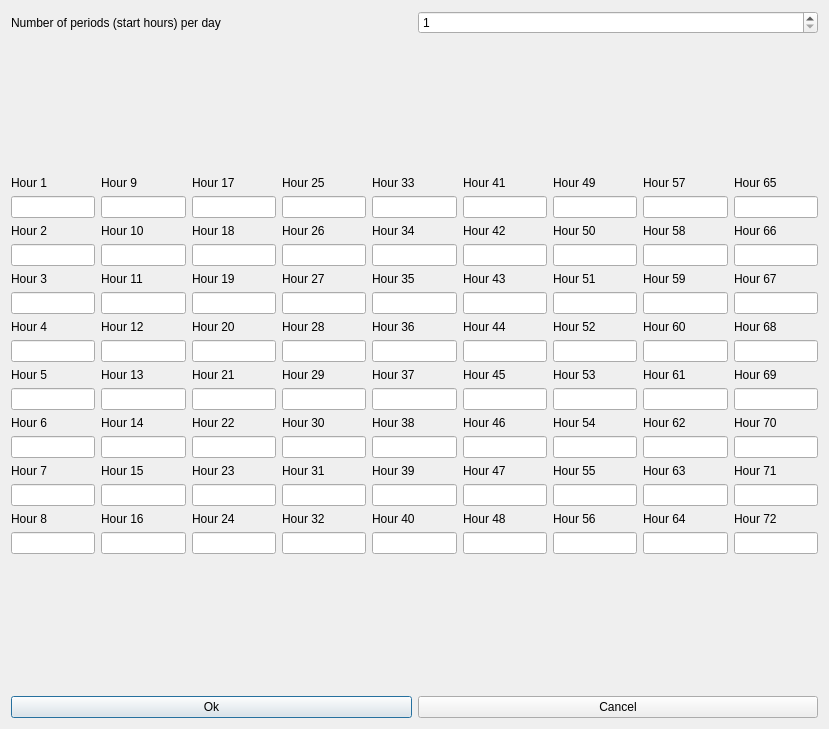
This is fet/src/interface/hoursform_template.ui in vonmecheln/fet as Qt 5 draws it before an edit. The edited form follows.
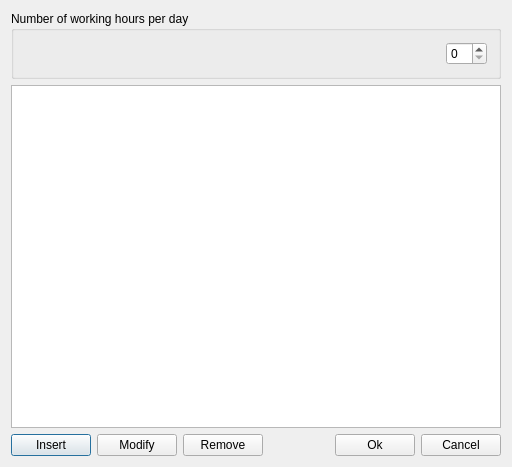
This is the edited form.

What changed in the file:
```diff
--- a/fet/src/interface/hoursform_template.ui
+++ b/fet/src/interface/hoursform_template.ui
@@ -6,8 +6,8 @@
    <rect>
     <x>0</x>
     <y>0</y>
-    <width>829</width>
-    <height>729</height>
+    <width>512</width>
+    <height>467</height>
    </rect>
   </property>
   <property name="windowTitle">
@@ -15,1000 +15,69 @@
   </property>
   <layout class="QGridLayout" name="gridLayout_2">
    <item row="0" column="0">
-    <layout class="QHBoxLayout" name="horizontalLayout">
-     <item>
-      <widget class="QLabel" name="hoursTextLabel">
-       <property name="text">
-        <string>Number of periods (start hours) per day</string>
-       </property>
-       <property name="wordWrap">
-        <bool>false</bool>
-       </property>
-      </widget>
-     </item>
-     <item>
-      <widget class="QSpinBox" name="hoursSpinBox">
-       <property name="minimum">
-        <number>1</number>
-       </property>
-       <property name="maximum">
-        <number>100</number>
-       </property>
-       <property name="value">
-        <number>1</number>
-       </property>
-      </widget>
-     </item>
-    </layout>
+    <widget class="QGroupBox" name="numberGroupBox">
+     <property name="title">
+      <string>Number of working hours per day</string>
+     </property>
+     <layout class="QGridLayout" name="gridLayout">
+      <item row="0" column="0">
+       <spacer name="horizontalSpacer_2">
+        <property name="orientation">
+         <enum>Qt::Horizontal</enum>
+        </property>
+        <property name="sizeHint" stdset="0">
+         <size>
+          <width>364</width>
+          <height>20</height>
+         </size>
+        </property>
+       </spacer>
+      </item>
+      <item row="0" column="1">
+       <widget class="QSpinBox" name="nHoursSpinBox"/>
+      </item>
+     </layout>
+    </widget>
    </item>
    <item row="1" column="0">
-    <spacer name="verticalSpacer">
-     <property name="orientation">
-      <enum>Qt::Vertical</enum>
-     </property>
-     <property name="sizeHint" stdset="0">
-      <size>
-       <width>20</width>
-       <height>61</height>
-      </size>
-     </property>
-    </spacer>
+    <widget class="QListWidget" name="hoursListWidget"/>
    </item>
    <item row="2" column="0">
-    <layout class="QGridLayout" name="gridLayout">
-     <item row="0" column="0">
-      <widget class="QLabel" name="hour1TextLabel">
+    <layout class="QHBoxLayout" name="horizontalLayout">
+     <item>
+      <widget class="QPushButton" name="insertHourPushButton">
        <property name="text">
-        <string>Hour 1</string>
+        <string>Insert</string>
        </property>
-       <property name="wordWrap">
-        <bool>false</bool>
-       </property>
       </widget>
      </item>
-     <item row="0" column="1">
-      <widget class="QLabel" name="hour9TextLabel">
+     <item>
+      <widget class="QPushButton" name="modifyHourPushButton">
        <property name="text">
-        <string>Hour 9</string>
+        <string>Modify</string>
        </property>
-       <property name="wordWrap">
-        <bool>false</bool>
-       </property>
       </widget>
      </item>
-     <item row="0" column="2">
-      <widget class="QLabel" name="hour17TextLabel">
+     <item>
+      <widget class="QPushButton" name="removeHourPushButton">
        <property name="text">
-        <string>Hour 17</string>
+        <string>Remove</string>
        </property>
-       <property name="wordWrap">
-        <bool>false</bool>
-       </property>
       </widget>
      </item>
-     <item row="0" column="3">
-      <widget class="QLabel" name="hour25TextLabel">
-       <property name="text">
-        <string>Hour 25</string>
+     <item>
+      <spacer name="horizontalSpacer">
+       <property name="orientation">
+        <enum>Qt::Horizontal</enum>
        </property>
-       <property name="wordWrap">
-        <bool>false</bool>
+       <property name="sizeHint" stdset="0">
+        <size>
+         <width>38</width>
+         <height>20</height>
+        </size>
        </property>
-      </widget>
+      </spacer>
      </item>
-     <item row="0" column="4">
-      <widget class="QLabel" name="hour33TextLabel">
-       <property name="text">
-        <string>Hour 33</string>
-       </property>
-       <property name="wordWrap">
-        <bool>false</bool>
-       </property>
-      </widget>
-     </item>
-     <item row="0" column="5">
-      <widget class="QLabel" name="hour41TextLabel">
-       <property name="text">
-        <string>Hour 41</string>
-       </property>
-       <property name="wordWrap">
-        <bool>false</bool>
-       </property>
-      </widget>
-     </item>
-     <item row="0" column="6">
-      <widget class="QLabel" name="hour49TextLabel">
-       <property name="text">
-        <string>Hour 49</string>
-       </property>
-       <property name="wordWrap">
-        <bool>false</bool>
-       </property>
-      </widget>
-     </item>
-     <item row="0" column="7">
-      <widget class="QLabel" name="hour57TextLabel">
-       <property name="text">
-        <string>Hour 57</string>
-       </property>
-       <property name="wordWrap">
-        <bool>false</bool>
-       </property>
-      </widget>
-     </item>
-     <item row="0" column="8">
-      <widget class="QLabel" name="hour65TextLabel">
-       <property name="text">
-        <string>Hour 65</string>
-       </property>
-       <property name="wordWrap">
-        <bool>false</bool>
-       </property>
-      </widget>
-     </item>
-     <item row="1" column="0">
-      <widget class="QLineEdit" name="hour1LineEdit"/>
-     </item>
-     <item row="1" column="1">
-      <widget class="QLineEdit" name="hour9LineEdit"/>
-     </item>
-     <item row="1" column="2">
-      <widget class="QLineEdit" name="hour17LineEdit"/>
-     </item>
-     <item row="1" column="3">
-      <widget class="QLineEdit" name="hour25LineEdit"/>
-     </item>
-     <item row="1" column="4">
-      <widget class="QLineEdit" name="hour33LineEdit"/>
-     </item>
-     <item row="1" column="5">
-      <widget class="QLineEdit" name="hour41LineEdit"/>
-     </item>
-     <item row="1" column="6">
-      <widget class="QLineEdit" name="hour49LineEdit"/>
-     </item>
-     <item row="1" column="7">
-      <widget class="QLineEdit" name="hour57LineEdit"/>
-     </item>
-     <item row="1" column="8">
-      <widget class="QLineEdit" name="hour65LineEdit"/>
-     </item>
-     <item row="2" column="0">
-      <widget class="QLabel" name="hour2TextLabel">
-       <property name="text">
-        <string>Hour 2</string>
-       </property>
-       <property name="wordWrap">
-        <bool>false</bool>
-       </property>
-      </widget>
-     </item>
-     <item row="2" column="1">
-      <widget class="QLabel" name="hour10TextLabel">
-       <property name="text">
-        <string>Hour 10</string>
-       </property>
-       <property name="wordWrap">
-        <bool>false</bool>
-       </property>
-      </widget>
-     </item>
-     <item row="2" column="2">
-      <widget class="QLabel" name="hour18TextLabel">
-       <property name="text">
-        <string>Hour 18</string>
-       </property>
-       <property name="wordWrap">
-        <bool>false</bool>
-       </property>
-      </widget>
-     </item>
-     <item row="2" column="3">
-      <widget class="QLabel" name="hour26TextLabel">
-       <property name="text">
-        <string>Hour 26</string>
-       </property>
-       <property name="wordWrap">
-        <bool>false</bool>
-       </property>
-      </widget>
-     </item>
-     <item row="2" column="4">
-      <widget class="QLabel" name="hour34TextLabel">
-       <property name="text">
-        <string>Hour 34</string>
-       </property>
-       <property name="wordWrap">
-        <bool>false</bool>
-       </property>
-      </widget>
-     </item>
-     <item row="2" column="5">
-      <widget class="QLabel" name="hour42TextLabel">
-       <property name="text">
-        <string>Hour 42</string>
-       </property>
-       <property name="wordWrap">
-        <bool>false</bool>
-       </property>
-      </widget>
-     </item>
-     <item row="2" column="6">
-      <widget class="QLabel" name="hour50TextLabel">
-       <property name="text">
-        <string>Hour 50</string>
-       </property>
-       <property name="wordWrap">
-        <bool>false</bool>
-       </property>
-      </widget>
-     </item>
-     <item row="2" column="7">
-      <widget class="QLabel" name="hour58TextLabel">
-       <property name="text">
-        <string>Hour 58</string>
-       </property>
-       <property name="wordWrap">
-        <bool>false</bool>
-       </property>
-      </widget>
-     </item>
-     <item row="2" column="8">
-      <widget class="QLabel" name="hour66TextLabel">
-       <property name="text">
-        <string>Hour 66</string>
-       </property>
-       <property name="wordWrap">
-        <bool>false</bool>
-       </property>
-      </widget>
-     </item>
-     <item row="3" column="0">
-      <widget class="QLineEdit" name="hour2LineEdit"/>
-     </item>
-     <item row="3" column="1">
-      <widget class="QLineEdit" name="hour10LineEdit"/>
-     </item>
-     <item row="3" column="2">
-      <widget class="QLineEdit" name="hour18LineEdit"/>
-     </item>
-     <item row="3" column="3">
-      <widget class="QLineEdit" name="hour26LineEdit"/>
-     </item>
-     <item row="3" column="4">
-      <widget class="QLineEdit" name="hour34LineEdit"/>
-     </item>
-     <item row="3" column="5">
-      <widget class="QLineEdit" name="hour42LineEdit"/>
-     </item>
-     <item row="3" column="6">
-      <widget class="QLineEdit" name="hour50LineEdit"/>
-     </item>
-     <item row="3" column="7">
-      <widget class="QLineEdit" name="hour58LineEdit"/>
-     </item>
-     <item row="3" column="8">
-      <widget class="QLineEdit" name="hour66LineEdit"/>
-     </item>
-     <item row="4" column="0">
-      <widget class="QLabel" name="hour3TextLabel">
-       <property name="text">
-        <string>Hour 3</string>
-       </property>
-       <property name="wordWrap">
-        <bool>false</bool>
-       </property>
-      </widget>
-     </item>
-     <item row="4" column="1">
-      <widget class="QLabel" name="hour11TextLabel">
-       <property name="text">
-        <string>Hour 11</string>
-       </property>
-       <property name="wordWrap">
-        <bool>false</bool>
-       </property>
-      </widget>
-     </item>
-     <item row="4" column="2">
-      <widget class="QLabel" name="hour19TextLabel">
-       <property name="text">
-        <string>Hour 19</string>
-       </property>
-       <property name="wordWrap">
-        <bool>false</bool>
-       </property>
-      </widget>
-     </item>
-     <item row="4" column="3">
-      <widget class="QLabel" name="hour27TextLabel">
-       <property name="text">
-        <string>Hour 27</string>
-       </property>
-       <property name="wordWrap">
-        <bool>false</bool>
-       </property>
-      </widget>
-     </item>
-     <item row="4" column="4">
-      <widget class="QLabel" name="hour35TextLabel">
-       <property name="text">
-        <string>Hour 35</string>
-       </property>
-       <property name="wordWrap">
-        <bool>false</bool>
-       </property>
-      </widget>
-     </item>
-     <item row="4" column="5">
-      <widget class="QLabel" name="hour43TextLabel">
-       <property name="text">
-        <string>Hour 43</string>
-       </property>
-       <property name="wordWrap">
-        <bool>false</bool>
-       </property>
-      </widget>
-     </item>
-     <item row="4" column="6">
-      <widget class="QLabel" name="hour51TextLabel">
-       <property name="text">
-        <string>Hour 51</string>
-       </property>
-       <property name="wordWrap">
-        <bool>false</bool>
-       </property>
-      </widget>
-     </item>
-     <item row="4" column="7">
-      <widget class="QLabel" name="hour59TextLabel">
-       <property name="text">
-        <string>Hour 59</string>
-       </property>
-       <property name="wordWrap">
-        <bool>false</bool>
-       </property>
-      </widget>
-     </item>
-     <item row="4" column="8">
-      <widget class="QLabel" name="hour67TextLabel">
-       <property name="text">
-        <string>Hour 67</string>
-       </property>
-       <property name="wordWrap">
-        <bool>false</bool>
-       </property>
-      </widget>
-     </item>
-     <item row="5" column="0">
-      <widget class="QLineEdit" name="hour3LineEdit"/>
-     </item>
-     <item row="5" column="1">
-      <widget class="QLineEdit" name="hour11LineEdit"/>
-     </item>
-     <item row="5" column="2">
-      <widget class="QLineEdit" name="hour19LineEdit"/>
-     </item>
-     <item row="5" column="3">
-      <widget class="QLineEdit" name="hour27LineEdit"/>
-     </item>
-     <item row="5" column="4">
-      <widget class="QLineEdit" name="hour35LineEdit"/>
-     </item>
-     <item row="5" column="5">
-      <widget class="QLineEdit" name="hour43LineEdit"/>
-     </item>
-     <item row="5" column="6">
-      <widget class="QLineEdit" name="hour51LineEdit"/>
-     </item>
-     <item row="5" column="7">
-      <widget class="QLineEdit" name="hour59LineEdit"/>
-     </item>
-     <item row="5" column="8">
-      <widget class="QLineEdit" name="hour67LineEdit"/>
-     </item>
-     <item row="6" column="0">
-      <widget class="QLabel" name="hour4TextLabel">
-       <property name="text">
-        <string>Hour 4</string>
-       </property>
-       <property name="wordWrap">
-        <bool>false</bool>
-       </property>
-      </widget>
-     </item>
-     <item row="6" column="1">
-      <widget class="QLabel" name="hour12TextLabel">
-       <property name="text">
-        <string>Hour 12</string>
-       </property>
-       <property name="wordWrap">
-        <bool>false</bool>
-       </property>
-      </widget>
-     </item>
-     <item row="6" column="2">
-      <widget class="QLabel" name="hour20TextLabel">
-       <property name="text">
-        <string>Hour 20</string>
-       </property>
-       <property name="wordWrap">
-        <bool>false</bool>
-       </property>
-      </widget>
-     </item>
-     <item row="6" column="3">
-      <widget class="QLabel" name="hour28TextLabel">
-       <property name="text">
-        <string>Hour 28</string>
-       </property>
-       <property name="wordWrap">
-        <bool>false</bool>
-       </property>
-      </widget>
-     </item>
-     <item row="6" column="4">
-      <widget class="QLabel" name="hour36TextLabel">
-       <property name="text">
-        <string>Hour 36</string>
-       </property>
-       <property name="wordWrap">
-        <bool>false</bool>
-       </property>
-      </widget>
-     </item>
-     <item row="6" column="5">
-      <widget class="QLabel" name="hour44TextLabel">
-       <property name="text">
-        <string>Hour 44</string>
-       </property>
-       <property name="wordWrap">
-        <bool>false</bool>
-       </property>
-      </widget>
-     </item>
-     <item row="6" column="6">
-      <widget class="QLabel" name="hour52TextLabel">
-       <property name="text">
-        <string>Hour 52</string>
-       </property>
-       <property name="wordWrap">
-        <bool>false</bool>
-       </property>
-      </widget>
-     </item>
-     <item row="6" column="7">
-      <widget class="QLabel" name="hour60TextLabel">
-       <property name="text">
-        <string>Hour 60</string>
-       </property>
-       <property name="wordWrap">
-        <bool>false</bool>
-       </property>
-      </widget>
-     </item>
-     <item row="6" column="8">
-      <widget class="QLabel" name="hour68TextLabel">
-       <property name="text">
-        <string>Hour 68</string>
-       </property>
-       <property name="wordWrap">
-        <bool>false</bool>
-       </property>
-      </widget>
-     </item>
-     <item row="7" column="0">
-      <widget class="QLineEdit" name="hour4LineEdit"/>
-     </item>
-     <item row="7" column="1">
-      <widget class="QLineEdit" name="hour12LineEdit"/>
-     </item>
-     <item row="7" column="2">
-      <widget class="QLineEdit" name="hour20LineEdit"/>
-     </item>
-     <item row="7" column="3">
-      <widget class="QLineEdit" name="hour28LineEdit"/>
-     </item>
-     <item row="7" column="4">
-      <widget class="QLineEdit" name="hour36LineEdit"/>
-     </item>
-     <item row="7" column="5">
-      <widget class="QLineEdit" name="hour44LineEdit"/>
-     </item>
-     <item row="7" column="6">
-      <widget class="QLineEdit" name="hour52LineEdit"/>
-     </item>
-     <item row="7" column="7">
-      <widget class="QLineEdit" name="hour60LineEdit"/>
-     </item>
-     <item row="7" column="8">
-      <widget class="QLineEdit" name="hour68LineEdit"/>
-     </item>
-     <item row="8" column="0">
-      <widget class="QLabel" name="hour5TextLabel">
-       <property name="text">
-        <string>Hour 5</string>
-       </property>
-       <property name="wordWrap">
-        <bool>false</bool>
-       </property>
-      </widget>
-     </item>
-     <item row="8" column="1">
-      <widget class="QLabel" name="hour13TextLabel">
-       <property name="text">
-        <string>Hour 13</string>
-       </property>
-       <property name="wordWrap">
-        <bool>false</bool>
-       </property>
-      </widget>
-     </item>
-     <item row="8" column="2">
-      <widget class="QLabel" name="hour21TextLabel">
-       <property name="text">
-        <string>Hour 21</string>
-       </property>
-       <property name="wordWrap">
-        <bool>false</bool>
-       </property>
-      </widget>
-     </item>
-     <item row="8" column="3">
-      <widget class="QLabel" name="hour29TextLabel">
-       <property name="text">
-        <string>Hour 29</string>
-       </property>
-       <property name="wordWrap">
-        <bool>false</bool>
-       </property>
-      </widget>
-     </item>
-     <item row="8" column="4">
-      <widget class="QLabel" name="hour37TextLabel">
-       <property name="text">
-        <string>Hour 37</string>
-       </property>
-       <property name="wordWrap">
-        <bool>false</bool>
-       </property>
-      </widget>
-     </item>
-     <item row="8" column="5">
-      <widget class="QLabel" name="hour45TextLabel">
-       <property name="text">
-        <string>Hour 45</string>
-       </property>
-       <property name="wordWrap">
-        <bool>false</bool>
-       </property>
-      </widget>
-     </item>
-     <item row="8" column="6">
-      <widget class="QLabel" name="hour53TextLabel">
-       <property name="text">
-        <string>Hour 53</string>
-       </property>
-       <property name="wordWrap">
-        <bool>false</bool>
-       </property>
-      </widget>
-     </item>
-     <item row="8" column="7">
-      <widget class="QLabel" name="hour61TextLabel">
-       <property name="text">
-        <string>Hour 61</string>
-       </property>
-       <property name="wordWrap">
-        <bool>false</bool>
-       </property>
-      </widget>
-     </item>
-     <item row="8" column="8">
-      <widget class="QLabel" name="hour69TextLabel">
-       <property name="text">
-        <string>Hour 69</string>
-       </property>
-       <property name="wordWrap">
-        <bool>false</bool>
-       </property>
-      </widget>
-     </item>
-     <item row="9" column="0">
-      <widget class="QLineEdit" name="hour5LineEdit"/>
-     </item>
-     <item row="9" column="1">
-      <widget class="QLineEdit" name="hour13LineEdit"/>
-     </item>
-     <item row="9" column="2">
-      <widget class="QLineEdit" name="hour21LineEdit"/>
-     </item>
-     <item row="9" column="3">
-      <widget class="QLineEdit" name="hour29LineEdit"/>
-     </item>
-     <item row="9" column="4">
-      <widget class="QLineEdit" name="hour37LineEdit"/>
-     </item>
-     <item row="9" column="5">
-      <widget class="QLineEdit" name="hour45LineEdit"/>
-     </item>
-     <item row="9" column="6">
-      <widget class="QLineEdit" name="hour53LineEdit"/>
-     </item>
-     <item row="9" column="7">
-      <widget class="QLineEdit" name="hour61LineEdit"/>
-     </item>
-     <item row="9" column="8">
-      <widget class="QLineEdit" name="hour69LineEdit"/>
-     </item>
-     <item row="10" column="0">
-      <widget class="QLabel" name="hour6TextLabel">
-       <property name="text">
-        <string>Hour 6</string>
-       </property>
-       <property name="wordWrap">
-        <bool>false</bool>
-       </property>
-      </widget>
-     </item>
-     <item row="10" column="1">
-      <widget class="QLabel" name="hour14TextLabel">
-       <property name="text">
-        <string>Hour 14</string>
-       </property>
-       <property name="wordWrap">
-        <bool>false</bool>
-       </property>
-      </widget>
-     </item>
-     <item row="10" column="2">
-      <widget class="QLabel" name="hour22TextLabel">
-       <property name="text">
-        <string>Hour 22</string>
-       </property>
-       <property name="wordWrap">
-        <bool>false</bool>
-       </property>
-      </widget>
-     </item>
-     <item row="10" column="3">
-      <widget class="QLabel" name="hour30TextLabel">
-       <property name="text">
-        <string>Hour 30</string>
-       </property>
-       <property name="wordWrap">
-        <bool>false</bool>
-       </property>
-      </widget>
-     </item>
-     <item row="10" column="4">
-      <widget class="QLabel" name="hour38TextLabel">
-       <property name="text">
-        <string>Hour 38</string>
-       </property>
-       <property name="wordWrap">
-        <bool>false</bool>
-       </property>
-      </widget>
-     </item>
-     <item row="10" column="5">
-      <widget class="QLabel" name="hour46TextLabel">
-       <property name="text">
-        <string>Hour 46</string>
-       </property>
-       <property name="wordWrap">
-        <bool>false</bool>
-       </property>
-      </widget>
-     </item>
-     <item row="10" column="6">
-      <widget class="QLabel" name="hour54TextLabel">
-       <property name="text">
-        <string>Hour 54</string>
-       </property>
-       <property name="wordWrap">
-        <bool>false</bool>
-       </property>
-      </widget>
-     </item>
-     <item row="10" column="7">
-      <widget class="QLabel" name="hour62TextLabel">
-       <property name="text">
-        <string>Hour 62</string>
-       </property>
-       <property name="wordWrap">
-        <bool>false</bool>
-       </property>
-      </widget>
-     </item>
-     <item row="10" column="8">
-      <widget class="QLabel" name="hour70TextLabel">
-       <property name="text">
-        <string>Hour 70</string>
-       </property>
-       <property name="wordWrap">
-        <bool>false</bool>
-       </property>
-      </widget>
-     </item>
-     <item row="11" column="0">
-      <widget class="QLineEdit" name="hour6LineEdit"/>
-     </item>
-     <item row="11" column="1">
-      <widget class="QLineEdit" name="hour14LineEdit"/>
-     </item>
-     <item row="11" column="2">
-      <widget class="QLineEdit" name="hour22LineEdit"/>
-     </item>
-     <item row="11" column="3">
-      <widget class="QLineEdit" name="hour30LineEdit"/>
-     </item>
-     <item row="11" column="4">
-      <widget class="QLineEdit" name="hour38LineEdit"/>
-     </item>
-     <item row="11" column="5">
-      <widget class="QLineEdit" name="hour46LineEdit"/>
-     </item>
-     <item row="11" column="6">
-      <widget class="QLineEdit" name="hour54LineEdit"/>
-     </item>
-     <item row="11" column="7">
-      <widget class="QLineEdit" name="hour62LineEdit"/>
-     </item>
-     <item row="11" column="8">
-      <widget class="QLineEdit" name="hour70LineEdit"/>
-     </item>
-     <item row="12" column="0">
-      <widget class="QLabel" name="hour7TextLabel">
-       <property name="text">
-        <string>Hour 7</string>
-       </property>
-       <property name="wordWrap">
-        <bool>false</bool>
-       </property>
-      </widget>
-     </item>
-     <item row="12" column="1">
-      <widget class="QLabel" name="hour15TextLabel">
-       <property name="text">
-        <string>Hour 15</string>
-       </property>
-       <property name="wordWrap">
-        <bool>false</bool>
-       </property>
-      </widget>
-     </item>
-     <item row="12" column="2">
-      <widget class="QLabel" name="hour23TextLabel">
-       <property name="text">
-        <string>Hour 23</string>
-       </property>
-       <property name="wordWrap">
-        <bool>false</bool>
-       </property>
-      </widget>
-     </item>
-     <item row="12" column="3">
-      <widget class="QLabel" name="hour31TextLabel">
-       <property name="text">
-        <string>Hour 31</string>
-       </property>
-       <property name="wordWrap">
-        <bool>false</bool>
-       </property>
-      </widget>
-     </item>
-     <item row="12" column="4">
-      <widget class="QLabel" name="hour39TextLabel">
-       <property name="text">
-        <string>Hour 39</string>
-       </property>
-       <property name="wordWrap">
-        <bool>false</bool>
-       </property>
-      </widget>
-     </item>
-     <item row="12" column="5">
-      <widget class="QLabel" name="hour47TextLabel">
-       <property name="text">
-        <string>Hour 47</string>
-       </property>
-       <property name="wordWrap">
-        <bool>false</bool>
-       </property>
-      </widget>
-     </item>
-     <item row="12" column="6">
-      <widget class="QLabel" name="hour55TextLabel">
-       <property name="text">
-        <string>Hour 55</string>
-       </property>
-       <property name="wordWrap">
-        <bool>false</bool>
-       </property>
-      </widget>
-     </item>
-     <item row="12" column="7">
-      <widget class="QLabel" name="hour63TextLabel">
-       <property name="text">
-        <string>Hour 63</string>
-       </property>
-       <property name="wordWrap">
-        <bool>false</bool>
-       </property>
-      </widget>
-     </item>
-     <item row="12" column="8">
-      <widget class="QLabel" name="hour71TextLabel">
-       <property name="text">
-        <string>Hour 71</string>
-       </property>
-       <property name="wordWrap">
-        <bool>false</bool>
-       </property>
-      </widget>
-     </item>
-     <item row="13" column="0">
-      <widget class="QLineEdit" name="hour7LineEdit"/>
-     </item>
-     <item row="13" column="1">
-      <widget class="QLineEdit" name="hour15LineEdit"/>
-     </item>
-     <item row="13" column="2">
-      <widget class="QLineEdit" name="hour23LineEdit"/>
-     </item>
-     <item row="13" column="3">
-      <widget class="QLineEdit" name="hour31LineEdit"/>
-     </item>
-     <item row="13" column="4">
-      <widget class="QLineEdit" name="hour39LineEdit"/>
-     </item>
-     <item row="13" column="5">
-      <widget class="QLineEdit" name="hour47LineEdit"/>
-     </item>
-     <item row="13" column="6">
-      <widget class="QLineEdit" name="hour55LineEdit"/>
-     </item>
-     <item row="13" column="7">
-      <widget class="QLineEdit" name="hour63LineEdit"/>
-     </item>
-     <item row="13" column="8">
-      <widget class="QLineEdit" name="hour71LineEdit"/>
-     </item>
-     <item row="14" column="0">
-      <widget class="QLabel" name="hour8TextLabel">
-       <property name="text">
-        <string>Hour 8</string>
-       </property>
-       <property name="wordWrap">
-        <bool>false</bool>
-       </property>
-      </widget>
-     </item>
-     <item row="14" column="1">
-      <widget class="QLabel" name="hour16TextLabel">
-       <property name="text">
-        <string>Hour 16</string>
-       </property>
-       <property name="wordWrap">
-        <bool>false</bool>
-       </property>
-      </widget>
-     </item>
-     <item row="14" column="2">
-      <widget class="QLabel" name="hour24TextLabel">
-       <property name="text">
-        <string>Hour 24</string>
-       </property>
-       <property name="wordWrap">
-        <bool>false</bool>
-       </property>
-      </widget>
-     </item>
-     <item row="14" column="3">
-      <widget class="QLabel" name="hour32TextLabel">
-       <property name="text">
-        <string>Hour 32</string>
-       </property>
-       <property name="wordWrap">
-        <bool>false</bool>
-       </property>
-      </widget>
-     </item>
-     <item row="14" column="4">
-      <widget class="QLabel" name="hour40TextLabel">
-       <property name="text">
-        <string>Hour 40</string>
-       </property>
-       <property name="wordWrap">
-        <bool>false</bool>
-       </property>
-      </widget>
-     </item>
-     <item row="14" column="5">
-      <widget class="QLabel" name="hour48TextLabel">
-       <property name="text">
-        <string>Hour 48</string>
-       </property>
-       <property name="wordWrap">
-        <bool>false</bool>
-       </property>
-      </widget>
-     </item>
-     <item row="14" column="6">
-      <widget class="QLabel" name="hour56TextLabel">
-       <property name="text">
-        <string>Hour 56</string>
-       </property>
-       <property name="wordWrap">
-        <bool>false</bool>
-       </property>
-      </widget>
-     </item>
-     <item row="14" column="7">
-      <widget class="QLabel" name="hour60TextLabel_2">
-       <property name="text">
-        <string>Hour 64</string>
-       </property>
-       <property name="wordWrap">
-        <bool>false</bool>
-       </property>
-      </widget>
-     </item>
-     <item row="14" column="8">
-      <widget class="QLabel" name="hour72TextLabel">
-       <property name="text">
-        <string>Hour 72</string>
-       </property>
-       <property name="wordWrap">
-        <bool>false</bool>
-       </property>
-      </widget>
-     </item>
-     <item row="15" column="0">
-      <widget class="QLineEdit" name="hour8LineEdit"/>
-     </item>
-     <item row="15" column="1">
-      <widget class="QLineEdit" name="hour16LineEdit"/>
-     </item>
-     <item row="15" column="2">
-      <widget class="QLineEdit" name="hour24LineEdit"/>
-     </item>
-     <item row="15" column="3">
-      <widget class="QLineEdit" name="hour32LineEdit"/>
-     </item>
-     <item row="15" column="4">
-      <widget class="QLineEdit" name="hour40LineEdit"/>
-     </item>
-     <item row="15" column="5">
-      <widget class="QLineEdit" name="hour48LineEdit"/>
-     </item>
-     <item row="15" column="6">
-      <widget class="QLineEdit" name="hour56LineEdit"/>
-     </item>
-     <item row="15" column="7">
-      <widget class="QLineEdit" name="hour64LineEdit"/>
-     </item>
-     <item row="15" column="8">
-      <widget class="QLineEdit" name="hour72LineEdit"/>
-     </item>
-    </layout>
-   </item>
-   <item row="3" column="0">
-    <spacer name="verticalSpacer_2">
-     <property name="orientation">
-      <enum>Qt::Vertical</enum>
-     </property>
-     <property name="sizeHint" stdset="0">
-      <size>
-       <width>20</width>
-       <height>60</height>
-      </size>
-     </property>
-    </spacer>
-   </item>
-   <item row="4" column="0">
-    <layout class="QHBoxLayout">
      <item>
       <widget class="QPushButton" name="okPushButton">
        <property name="text">
```
Left out of the diff: 79 changed lines with no effect on the pictures.
